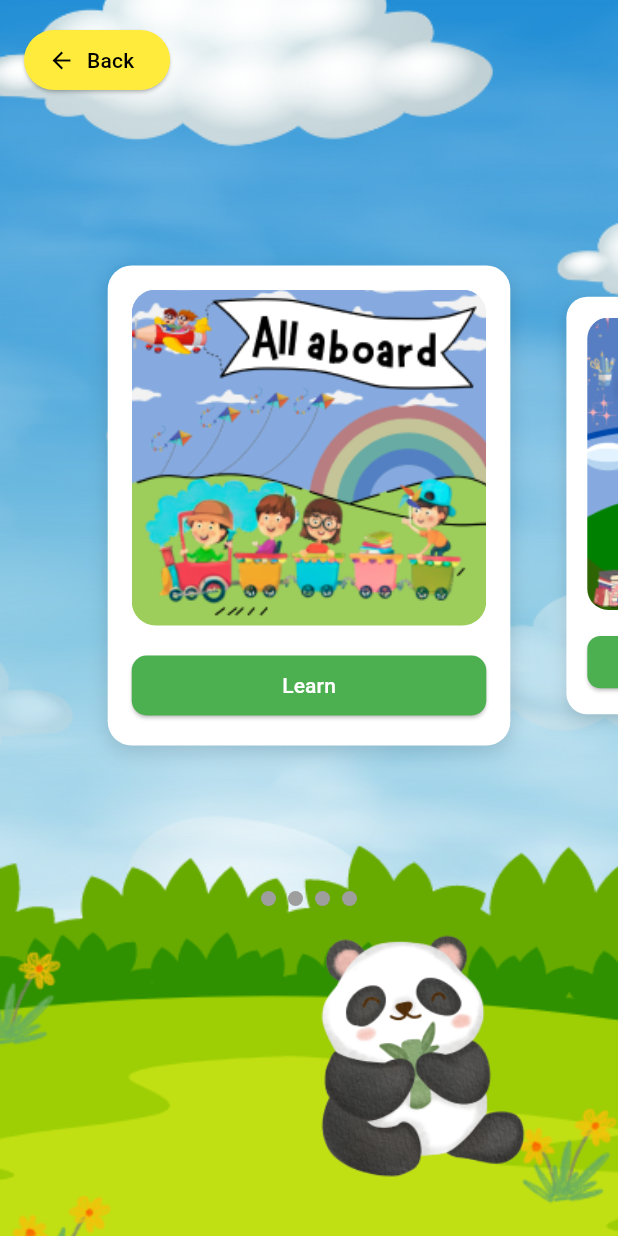
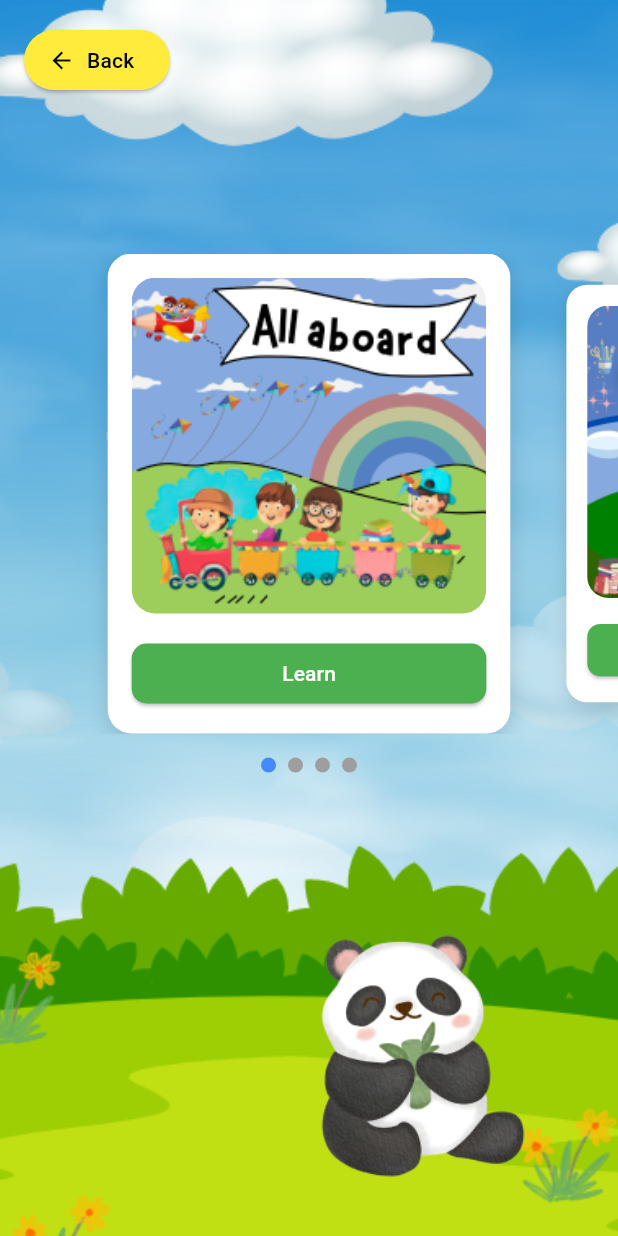
Before and after one commit to DarcMattz/CAPS, a Flutter app: the ModuleListScreen screen opened directly, on a phone screen of 412 x 824 dp. Run offline on Flutter 3.47's test engine with Material 3 defaults, Android fonts, the phone set to English and light mode, and no system bars; drawn by our look-alikes of carousel_slider.

Commit message:
add indicator

```diff
--- a/lib/screens/modules.dart
+++ b/lib/screens/modules.dart
@@ -2,7 +2,14 @@ import 'package:carousel_slider/carousel_slider.dart';
 import 'package:flutter/material.dart';
 import 'package:flutter_application_1/models/modules.dart';
 
-class ModuleListScreen extends StatelessWidget {
+class ModuleListScreen extends StatefulWidget {
+  @override
+  State<ModuleListScreen> createState() => _ModuleListScreenState();
+}
+
+class _ModuleListScreenState extends State<ModuleListScreen> {
+  int _currentIndex = 0;
+
   final List<Module> modules = [
     Module(title: "All aboard", imagePath: 'assets/images/all_aboard.png'),
     Module(title: "Phonics", imagePath: 'assets/images/phonics.png'),
@@ -45,7 +52,10 @@ class ModuleListScreen extends StatelessWidget {
               ),
             ),
             Expanded(
-              child: CarouselSlider.builder(
+              child: Column(
+                mainAxisAlignment: MainAxisAlignment.center,
+                children: [
+                  CarouselSlider.builder(
                     options: CarouselOptions(
                       height: 320,
                       enlargeCenterPage: true,
@@ -53,27 +63,41 @@ class ModuleListScreen extends StatelessWidget {
                       initialPage: 0,
                       autoPlay: false,
                       viewportFraction: 0.7,
+                      onPageChanged: (index, reason) {
+                        setState(() {
+                          _currentIndex = index;
+                        });
+                      },
                     ),
                     itemCount: modules.length,
                     itemBuilder: (context, index, realIndex) {
                       return ModuleCard(module: modules[index]);
                     },
                   ),
+                  SizedBox(
+                    height: 16,
                   ),
                   Center(
                     child: Row(
                       mainAxisAlignment: MainAxisAlignment.center,
                       children: List.generate(modules.length, (index) {
-                  return Container(
+                        return GestureDetector(
+                          child: Container(
                             margin: EdgeInsets.symmetric(horizontal: 4.0),
                             width: 10,
                             height: 10,
                             decoration: BoxDecoration(
                               shape: BoxShape.circle,
-                      color: Colors.grey,
+                              color: _currentIndex == index
+                                  ? Colors.blueAccent
+                                  : Colors.grey,
+                            ),
                           ),
                         );
                       }),
+                    ),
+                  ),
+                ],
               ),
             ),
             Row(
```
Lines whose indentation alone changed are shown as unchanged.
